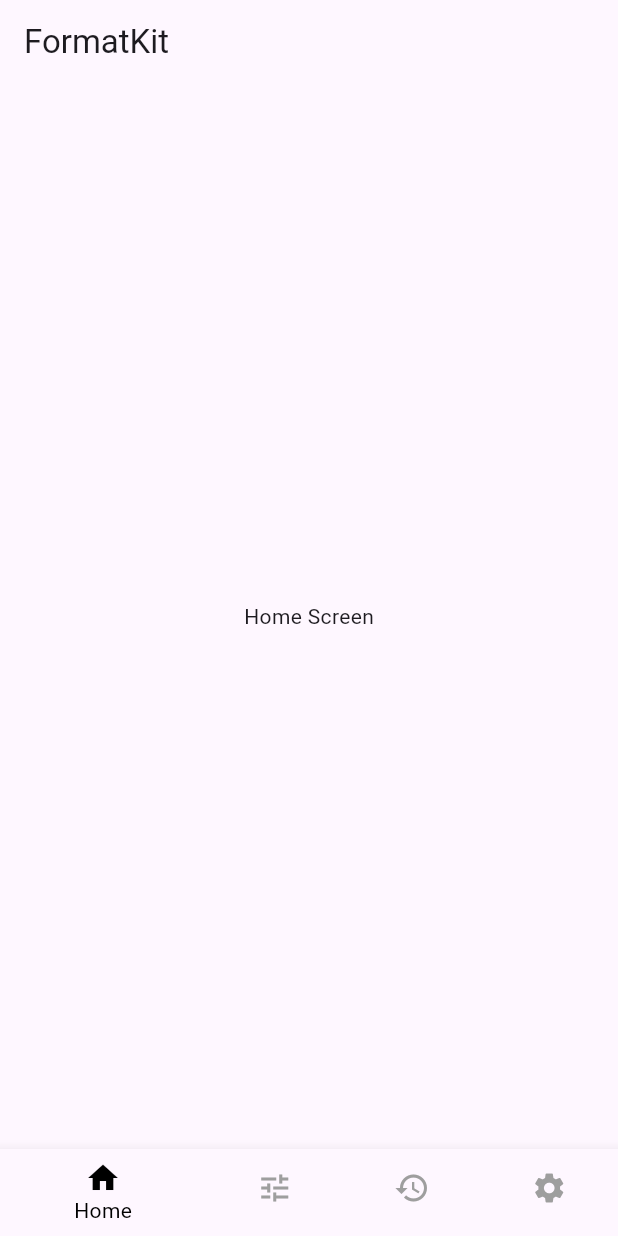
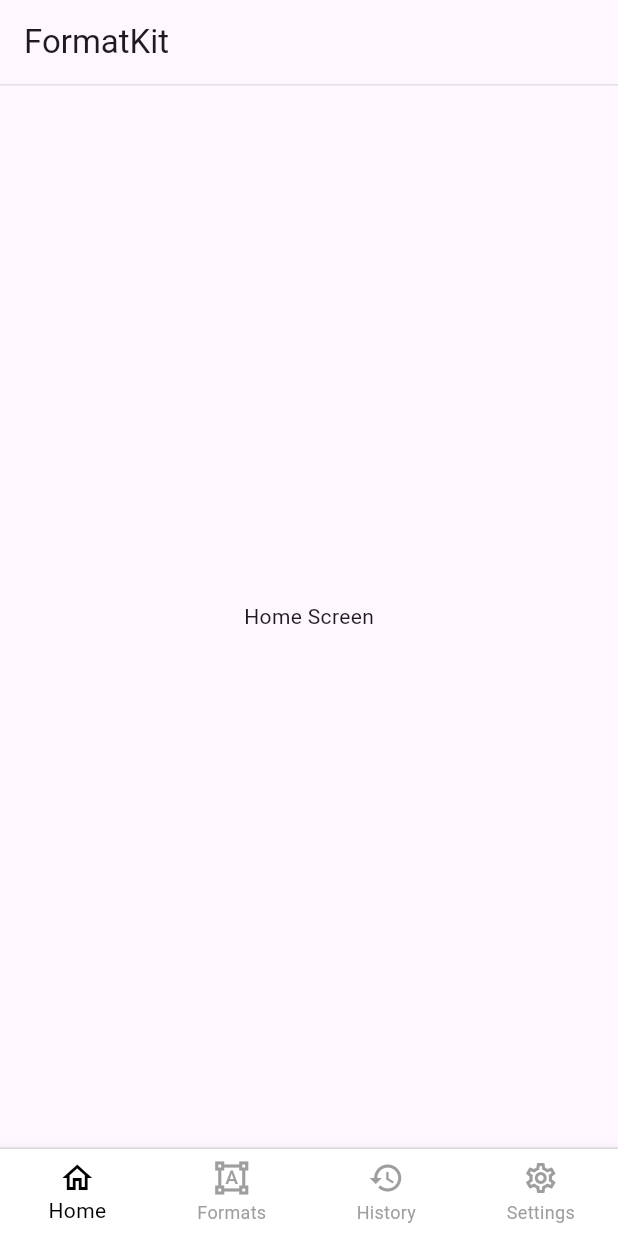
Before and after one commit to hyperbora/format_kit, a Flutter app: the screen it shows after launch, on a phone screen of 412 x 824 dp. Run offline on Flutter 3.47's test engine with Material 3 defaults, Android fonts, the phone set to English and light mode, and no system bars.

Commit message:
fix: appbar, navigationbar 구분선 추가, baritem 변경

```diff
--- a/lib/screens/main_scaffold.dart
+++ b/lib/screens/main_scaffold.dart
@@ -30,20 +30,43 @@ class _MainScaffoldState extends State<MainScaffold> {
   @override
   Widget build(BuildContext context) {
     return Scaffold(
-      appBar: AppBar(title: const Text('FormatKit')),
+      appBar: AppBar(
+        title: const Text('FormatKit'),
+        bottom: PreferredSize(
+          preferredSize: const Size.fromHeight(1),
+          child: Container(height: 1, color: Colors.grey.shade300),
+        ),
+      ),
       body: _screens.elementAt(_selectedIndex),
-      bottomNavigationBar: BottomNavigationBar(
-        items: const [
-          BottomNavigationBarItem(icon: Icon(Icons.home), label: 'Home'),
-          BottomNavigationBarItem(icon: Icon(Icons.tune), label: 'Formats'),
-          BottomNavigationBarItem(icon: Icon(Icons.history), label: 'History'),
-          BottomNavigationBarItem(
-            icon: Icon(Icons.settings),
-            label: 'Settings',
+      bottomNavigationBar: Container(
+        decoration: BoxDecoration(
+          border: Border(
+            top: BorderSide(color: Colors.grey.shade300, width: 1),
           ),
-        ],
-        currentIndex: _selectedIndex,
-        onTap: _onItemTapped,
+        ),
+        child: BottomNavigationBar(
+          type: BottomNavigationBarType.fixed,
+          currentIndex: _selectedIndex,
+          onTap: _onItemTapped,
+          items: const [
+            BottomNavigationBarItem(
+              icon: Icon(Icons.home_outlined),
+              label: 'Home',
+            ),
+            BottomNavigationBarItem(
+              icon: Icon(Icons.format_shapes),
+              label: 'Formats',
+            ),
+            BottomNavigationBarItem(
+              icon: Icon(Icons.history),
+              label: 'History',
+            ),
+            BottomNavigationBarItem(
+              icon: Icon(Icons.settings_outlined),
+              label: 'Settings',
+            ),
+          ],
+        ),
       ),
     );
   }
```
